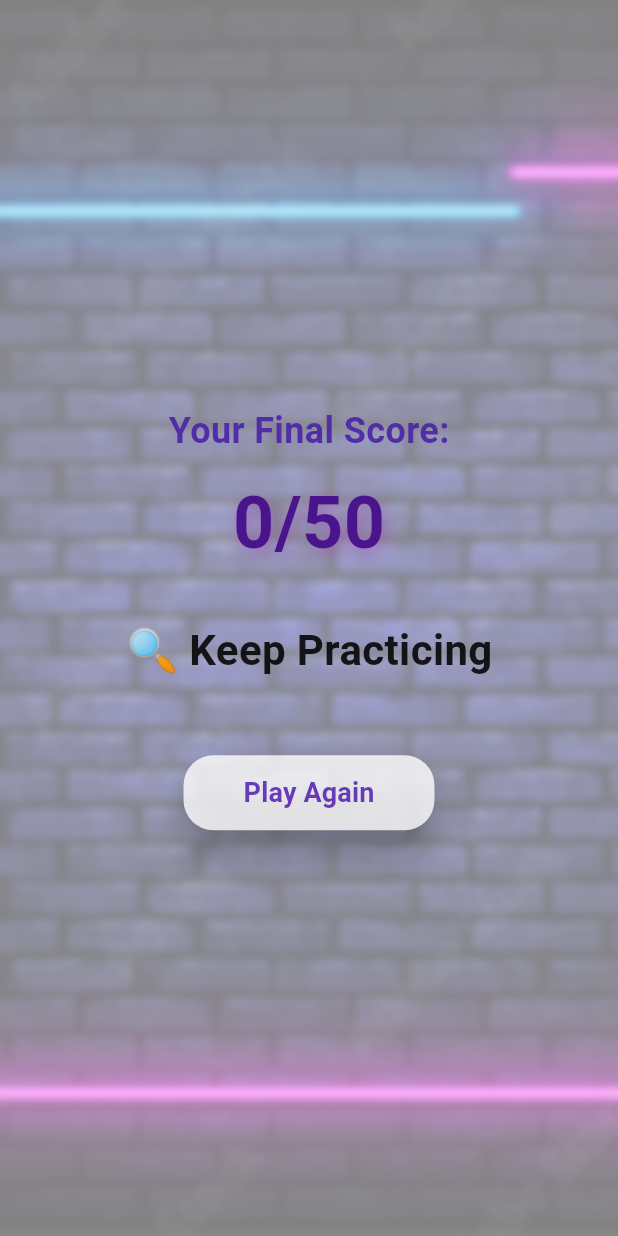
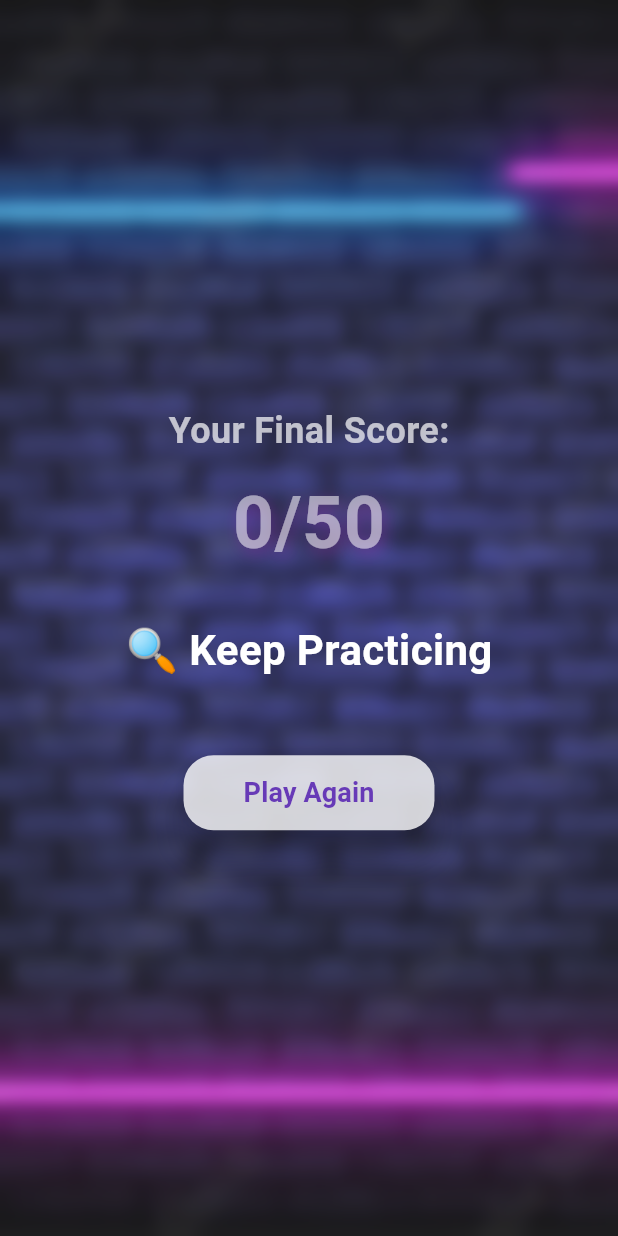
Before and after one commit to Moiz-jawad/DEN-INTERNSHIP, a Flutter app: the ResultScreen screen opened directly with empty values, on a phone screen of 412 x 824 dp. Run offline on Flutter 3.47's test engine with Material 3 defaults, Android fonts, the phone set to English and light mode, and no system bars; drawn by our look-alikes of blur; our stand-ins replace confetti.

Commit message:
Add glassmorphism UI and new background to quiz screens
Introduces a new background image and applies a glassmorphism (blurred glass) effect to both the quiz and result screens. Updates text colors for better contrast, adjusts the confetti animation to trigger only for higher scores, and makes confetti intensity scale with score. Adds the new image asset to pubspec.yaml.

```diff
--- a/quiz_application/lib/quiz_screen.dart
+++ b/quiz_application/lib/quiz_screen.dart
@@ -1,6 +1,7 @@
 import 'dart:async';
 import 'dart:ui';
 
+import 'package:blur/blur.dart';
 import 'package:flutter/material.dart';
 import 'package:quiz_application/question.dart';
 
@@ -133,16 +134,27 @@
       extendBodyBehindAppBar: true,
       body: Stack(
         children: [
-          // White gradient overlay
+          // Background Image
           Container(
             decoration: const BoxDecoration(
-              gradient: LinearGradient(
-                colors: [Colors.white, Color.fromARGB(255, 205, 195, 195)],
-                begin: Alignment.topCenter,
-                end: Alignment.bottomCenter,
+              image: DecorationImage(
+                image: AssetImage('assets/images/quiz_bg-pic.jpg'),
+                fit: BoxFit.cover,
               ),
             ),
           ),
+
+          // Liquid Glass Effect (Blur + Transparent Overlay)
+          BackdropFilter(
+            filter: ImageFilter.blur(sigmaX: 6.0, sigmaY: 6.0),
+            child: Container(
+              color: Colors.white.withOpacity(
+                0.08,
+              ), // adjust opacity for stronger glass feel
+            ),
+          ),
+
+          // Quiz Content
           SafeArea(
             child: Padding(
               padding: const EdgeInsets.all(20),
@@ -160,13 +172,14 @@
                           style: const TextStyle(
                             fontSize: 20,
                             fontWeight: FontWeight.w600,
+                            color: Colors.white,
                           ),
                         ),
                         Text(
                           'Score: $_totalScore',
                           style: const TextStyle(
                             fontSize: 16,
-                            color: Colors.black54,
+                            color: Colors.white,
                           ),
                         ),
                       ],
@@ -192,7 +205,7 @@
                       width: double.infinity,
                       padding: const EdgeInsets.all(20),
                       decoration: BoxDecoration(
-                        color: Colors.white,
+                        color: Colors.white.withOpacity(0.9),
                         borderRadius: BorderRadius.circular(16),
                         boxShadow: [
                           BoxShadow(
--- a/quiz_application/lib/result_screen.dart
+++ b/quiz_application/lib/result_screen.dart
@@ -1,7 +1,7 @@
 import 'dart:math';
+import 'dart:ui';
 import 'package:flutter/material.dart';
 import 'package:confetti/confetti.dart';
-import 'package:blur/blur.dart';
 
 class ResultScreen extends StatefulWidget {
   final int score;
@@ -20,7 +20,11 @@
     _confettiController = ConfettiController(
       duration: const Duration(seconds: 5),
     );
-    _confettiController.play();
+
+    // Play confetti only if score is 20 or more
+    if (widget.score >= 20) {
+      _confettiController.play();
+    }
   }
 
   @override
@@ -36,55 +40,84 @@
     return '🔍 Keep Practicing';
   }
 
+  Widget buildConfetti() {
+    if (widget.score < 20) return const SizedBox.shrink();
+
+    double emission = widget.score >= 40
+        ? 0.1
+        : widget.score >= 30
+        ? 0.05
+        : 0.02;
+
+    int particles = widget.score >= 40
+        ? 40
+        : widget.score >= 30
+        ? 20
+        : 10;
+
+    double maxForce = widget.score >= 40
+        ? 30
+        : widget.score >= 30
+        ? 20
+        : 10;
+
+    double minForce = widget.score >= 40
+        ? 15
+        : widget.score >= 30
+        ? 10
+        : 5;
+
+    return Align(
+      alignment: Alignment.topCenter,
+      child: ConfettiWidget(
+        confettiController: _confettiController,
+        blastDirection: pi / 2,
+        emissionFrequency: emission,
+        numberOfParticles: particles,
+        maxBlastForce: maxForce,
+        minBlastForce: minForce,
+        gravity: 0.2,
+        shouldLoop: false,
+        colors: const [Colors.pink, Colors.blue, Colors.orange],
+      ),
+    );
+  }
+
   @override
   Widget build(BuildContext context) {
     return Scaffold(
       body: Stack(
         children: [
-          // Blurred background image
-          Blur(
-            blur: 3.0,
-            blurColor: Colors.white.withOpacity(0.01),
-            overlay: Container(color: Colors.transparent),
-            child: Container(
-              decoration: const BoxDecoration(
-                image: DecorationImage(
-                  image: AssetImage(
-                    'assets/images/quiz_bg.jpg',
-                  ), // Make sure this image exists
-                  fit: BoxFit.cover,
-                ),
+          // Background Image
+          Container(
+            decoration: const BoxDecoration(
+              image: DecorationImage(
+                image: AssetImage('assets/images/quiz_bg.jpg'),
+                fit: BoxFit.cover,
               ),
             ),
           ),
 
-          // Confetti animation
-          Align(
-            alignment: Alignment.topCenter,
-            child: ConfettiWidget(
-              confettiController: _confettiController,
-              blastDirection: pi / 2,
-              maxBlastForce: 20,
-              minBlastForce: 8,
-              emissionFrequency: 0.05,
-              numberOfParticles: 20,
-              gravity: 0.2,
-              shouldLoop: false,
-              colors: const [Colors.pink, Colors.blue, Colors.orange],
-            ),
+          // Liquid Glass Blur Overlay
+          BackdropFilter(
+            filter: ImageFilter.blur(sigmaX: 6.0, sigmaY: 6.0),
+            child: Container(color: Colors.white.withOpacity(0.08)),
           ),
+
+          // Confetti Animation
+          buildConfetti(),
 
           // Result UI
           Center(
             child: Column(
               mainAxisAlignment: MainAxisAlignment.center,
               children: [
-                Text(
+                const Text(
                   'Your Final Score:',
                   style: TextStyle(
                     fontSize: 24,
                     fontWeight: FontWeight.bold,
-                    color: Colors.deepPurple.shade700,
+                    color: Colors.white70,
                   ),
                 ),
                 const SizedBox(height: 10),
@@ -93,7 +126,7 @@
                   style: TextStyle(
                     fontSize: 48,
                     fontWeight: FontWeight.bold,
-                    color: Colors.purple.shade900,
+                    color: Colors.white54,
                     shadows: [
                       Shadow(
                         blurRadius: 12,
@@ -109,7 +142,7 @@
                   style: const TextStyle(
                     fontSize: 28,
                     fontWeight: FontWeight.w600,
-                    color: Colors.black87,
+                    color: Colors.white,
                   ),
                 ),
                 const SizedBox(height: 50),
--- a/quiz_application/pubspec.yaml
+++ b/quiz_application/pubspec.yaml
@@ -61,6 +61,7 @@
   # To add assets to your application, add an assets section, like this:
   assets:
     - assets/images/quiz_bg.jpg
+    - assets/images/quiz_bg-pic.jpg
   #   - images/a_dot_ham.jpeg
 
   # An image asset can refer to one or more resolution-specific "variants", see
```
Also changed, not shown: quiz_application/assets/images/quiz_bg-pic.jpg (added).
